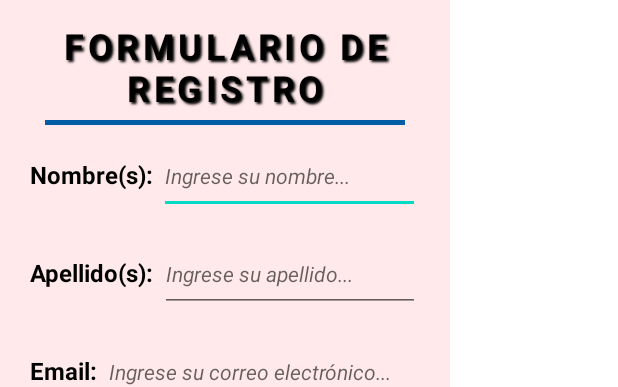
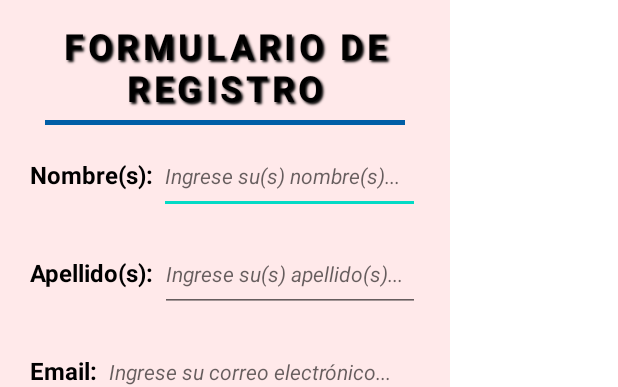
Before and after one commit to plramirez/ProyectoProgMovil, an Android app: the layout dialog_register.xml on its own in the app's theme, with its tools: preview values and no code run, on a phone screen of 412 x 824 dp. Shown: the top 387 px of the screen. Run offline under Robolectric (Android 15) with nearby library versions, the phone set to English and light mode, and no system bars.

Commit message:
Modificacion en hints de layout de dialogregister

```diff
--- a/app/src/main/res/layout/dialog_register.xml
+++ b/app/src/main/res/layout/dialog_register.xml
@@ -55,7 +55,7 @@
             android:layout_height="50dp"
             android:textSize="14sp"
             android:textStyle="italic"
-            android:hint="Ingrese su nombre...">
+            android:hint="Ingrese su(s) nombre(s)...">
         </EditText>
     </LinearLayout>
 
@@ -80,7 +80,7 @@
             android:layout_height="50dp"
             android:textSize="14sp"
             android:textStyle="italic"
-            android:hint="Ingrese su apellido...">
+            android:hint="Ingrese su(s) apellido(s)...">
         </EditText>
     </LinearLayout>
 
```
